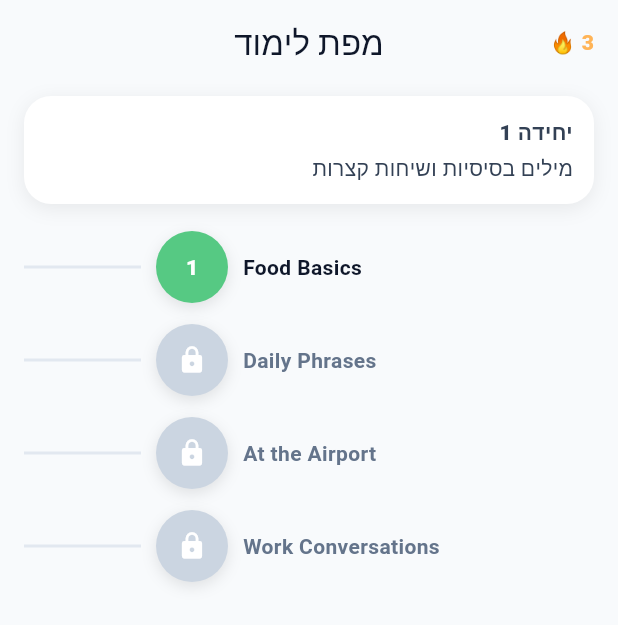
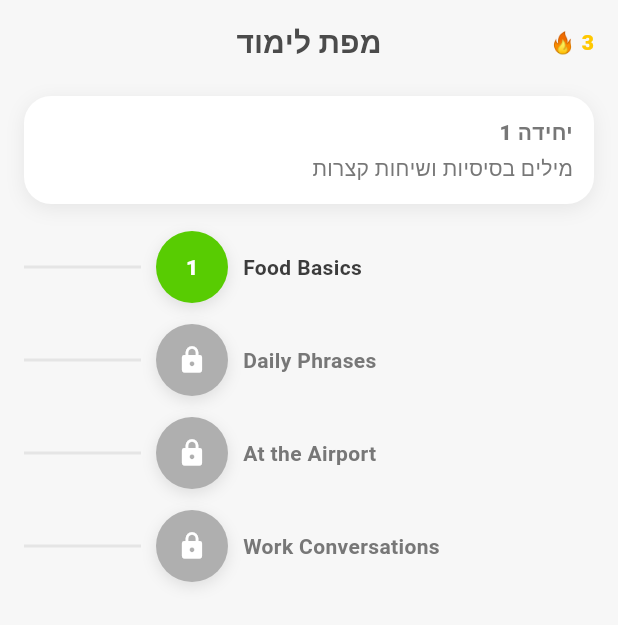
Before and after one commit to shanilitov/LingoIL, a Flutter app: the screen it shows after launch, on a phone screen of 412 x 824 dp. Shown: the top 625 px of the screen. Run offline on Flutter 3.47's test engine with Material 3 defaults, Android fonts, the phone set to English and light mode, and no system bars; our stand-ins replace sqflite; accounts and stored records are empty.

Commit message:
Add Duolingo-inspired design system: design guide, color palette, design tokens, and tests
Co-authored-by: shanilitov <116593341+shanilitov@users.noreply.github.com>

```diff
--- a/app/lib/core/theme/app_colors.dart
+++ b/app/lib/core/theme/app_colors.dart
@@ -1,24 +1,52 @@
 import 'package:flutter/material.dart';
 
+/// LingoIL color palette — inspired by Duolingo's design system.
+/// See docs/design-guide.md for full usage rules.
 class AppColors {
-  static const Color learningPrimary = Color(0xFF56C983);
-  static const Color learningPrimaryDark = Color(0xFF45B472);
-  static const Color motivationAccent = Color(0xFFFFB457);
+  // ── Primary (Duolingo "Feather Green") ─────────────────────
+  static const Color featherGreen = Color(0xFF58CC02);
+  static const Color featherGreenDark = Color(0xFF58A700);
+  static const Color maskGreen = Color(0xFF89E219);
 
-  static const Color success = Color(0xFF2FBF71);
-  static const Color error = Color(0xFFFF5B5B);
-  static const Color warning = Color(0xFFFFC445);
-  static const Color info = Color(0xFF4B8EFF);
+  /// Legacy aliases – keep existing references working.
+  static const Color learningPrimary = featherGreen;
+  static const Color learningPrimaryDark = featherGreenDark;
 
-  static const Color neutral0 = Color(0xFFFFFFFF);
-  static const Color neutral50 = Color(0xFFF8FAFC);
+  // ── Feedback / Accent ──────────────────────────────────────
+  static const Color cardinal = Color(0xFFFF4B4B);
+  static const Color cardinalDark = Color(0xFFEA2B2B);
+  static const Color bee = Color(0xFFFFC800);
+  static const Color beeDark = Color(0xFFE5A000);
+  static const Color fox = Color(0xFFFF9600);
+  static const Color macaw = Color(0xFF1CB0F6);
+  static const Color macawDark = Color(0xFF1899D6);
+
+  /// Legacy aliases
+  static const Color motivationAccent = bee;
+  static const Color success = featherGreen;
+  static const Color error = cardinal;
+  static const Color warning = bee;
+  static const Color info = macaw;
+
+  // ── Neutrals (Duolingo naming) ─────────────────────────────
+  static const Color snow = Color(0xFFFFFFFF);
+  static const Color polar = Color(0xFFF7F7F7);
+  static const Color swan = Color(0xFFE5E5E5);
+  static const Color hare = Color(0xFFAFAFAF);
+  static const Color wolf = Color(0xFF777777);
+  static const Color eel = Color(0xFF4B4B4B);
+
+  /// Legacy neutral aliases
+  static const Color neutral0 = snow;
+  static const Color neutral50 = polar;
   static const Color neutral100 = Color(0xFFF1F5F9);
-  static const Color neutral200 = Color(0xFFE2E8F0);
-  static const Color neutral300 = Color(0xFFCBD5E1);
-  static const Color neutral500 = Color(0xFF64748B);
-  static const Color neutral700 = Color(0xFF334155);
-  static const Color neutral900 = Color(0xFF0F172A);
+  static const Color neutral200 = swan;
+  static const Color neutral300 = hare;
+  static const Color neutral500 = wolf;
+  static const Color neutral700 = eel;
+  static const Color neutral900 = Color(0xFF3C3C3C);
 
-  static const Color correctSurface = Color(0xFFE8FBF0);
-  static const Color wrongSurface = Color(0xFFFFECEC);
+  // ── Semantic surfaces ──────────────────────────────────────
+  static const Color correctSurface = Color(0xFFD7FFB8);
+  static const Color wrongSurface = Color(0xFFFFDFE0);
 }
--- /dev/null
+++ b/app/lib/core/theme/app_design.dart
@@ -0,0 +1,53 @@
+import 'package:flutter/material.dart';
+
+/// Duolingo-inspired design tokens for consistent spacing, radius & elevation.
+/// See docs/design-guide.md for the full design guide.
+class AppDesign {
+  // ── Spacing (4px base grid) ────────────────────────────────
+  static const double spaceXxs = 2;
+  static const double spaceXs = 4;
+  static const double spaceSm = 8;
+  static const double spaceMd = 12;
+  static const double spaceLg = 16;
+  static const double spaceXl = 20;
+  static const double spaceXxl = 24;
+  static const double spaceXxxl = 32;
+
+  // ── Border Radius ──────────────────────────────────────────
+  static const double radiusSm = 8;
+  static const double radiusMd = 13;
+  static const double radiusLg = 16;
+  static const double radiusXl = 22;
+  static const double radiusFull = 999;
+
+  // ── Button ─────────────────────────────────────────────────
+  static const double buttonHeight = 56;
+  static const double buttonShadowOffset = 4;
+  static const Duration buttonPressDuration = Duration(milliseconds: 100);
+
+  // ── Progress Bar ───────────────────────────────────────────
+  static const double progressBarHeight = 16;
+  static const Duration progressAnimationDuration = Duration(milliseconds: 300);
+
+  // ── Feedback Banner ────────────────────────────────────────
+  static const double bannerBorderWidth = 2;
+  static const Duration bannerAppearDuration = Duration(milliseconds: 200);
+
+  // ── Card ───────────────────────────────────────────────────
+  static const double cardBorderWidth = 2;
+  static const double cardPadding = 16;
+
+  // ── Touch Target ───────────────────────────────────────────
+  static const double minTouchTarget = 48;
+
+  // ── Animation Durations ────────────────────────────────────
+  static const Duration cardTransitionDuration = Duration(milliseconds: 250);
+  static const Duration xpCounterDuration = Duration(milliseconds: 400);
+
+  // ── Helpers ────────────────────────────────────────────────
+  static BorderRadius borderRadiusSm = BorderRadius.circular(radiusSm);
+  static BorderRadius borderRadiusMd = BorderRadius.circular(radiusMd);
+  static BorderRadius borderRadiusLg = BorderRadius.circular(radiusLg);
+  static BorderRadius borderRadiusXl = BorderRadius.circular(radiusXl);
+  static BorderRadius borderRadiusFull = BorderRadius.circular(radiusFull);
+}
--- a/app/lib/core/theme/app_theme.dart
+++ b/app/lib/core/theme/app_theme.dart
@@ -1,83 +1,114 @@
 import 'package:flutter/material.dart';
 
 import 'app_colors.dart';
+import 'app_design.dart';
 
 class AppTheme {
   static ThemeData light() {
     final base = ThemeData(
       useMaterial3: true,
       colorScheme: ColorScheme.fromSeed(
-        seedColor: AppColors.learningPrimary,
-        primary: AppColors.learningPrimary,
-        secondary: AppColors.motivationAccent,
-        surface: AppColors.neutral50,
+        seedColor: AppColors.featherGreen,
+        primary: AppColors.featherGreen,
+        secondary: AppColors.bee,
+        error: AppColors.cardinal,
+        surface: AppColors.polar,
       ),
-      scaffoldBackgroundColor: AppColors.neutral50,
+      scaffoldBackgroundColor: AppColors.polar,
     );
 
     return base.copyWith(
       appBarTheme: const AppBarTheme(
         elevation: 0,
-        backgroundColor: AppColors.neutral50,
-        foregroundColor: AppColors.neutral900,
+        backgroundColor: AppColors.polar,
+        foregroundColor: AppColors.eel,
         centerTitle: true,
       ),
       textTheme: base.textTheme.copyWith(
-        headlineSmall: const TextStyle(
+        displayLarge: const TextStyle(
+          fontSize: 28,
           fontWeight: FontWeight.w800,
-          color: AppColors.neutral900,
+          color: AppColors.eel,
           height: 1.2,
         ),
+        headlineSmall: const TextStyle(
+          fontSize: 22,
+          fontWeight: FontWeight.w800,
+          color: AppColors.eel,
+          height: 1.2,
+        ),
+        titleLarge: const TextStyle(
+          fontSize: 20,
+          fontWeight: FontWeight.w700,
+          color: AppColors.eel,
+          height: 1.3,
+        ),
         titleMedium: const TextStyle(
+          fontSize: 17,
           fontWeight: FontWeight.w700,
-          color: AppColors.neutral900,
+          color: AppColors.eel,
           height: 1.3,
         ),
         bodyLarge: const TextStyle(
-          color: AppColors.neutral900,
+          fontSize: 16,
+          color: AppColors.eel,
           height: 1.45,
         ),
         bodyMedium: const TextStyle(
-          color: AppColors.neutral700,
+          fontSize: 14,
+          color: AppColors.wolf,
           height: 1.4,
         ),
         labelLarge: const TextStyle(
+          fontSize: 15,
           fontWeight: FontWeight.w800,
           color: Colors.white,
-          letterSpacing: 0.2,
+          letterSpacing: 1.0,
+        ),
+        labelSmall: const TextStyle(
+          fontSize: 12,
+          fontWeight: FontWeight.w700,
+          color: AppColors.wolf,
+          height: 1.0,
         ),
       ),
       cardTheme: CardThemeData(
-        color: AppColors.neutral0,
+        color: AppColors.snow,
         elevation: 0,
-        shape: RoundedRectangleBorder(borderRadius: BorderRadius.circular(20)),
+        shape: RoundedRectangleBorder(
+          borderRadius: AppDesign.borderRadiusXl,
+          side: const BorderSide(color: AppColors.swan, width: AppDesign.cardBorderWidth),
+        ),
       ),
       inputDecorationTheme: InputDecorationTheme(
         filled: true,
-        fillColor: AppColors.neutral0,
-        contentPadding: const EdgeInsets.symmetric(horizontal: 14, vertical: 14),
+        fillColor: AppColors.snow,
+        contentPadding: const EdgeInsets.symmetric(
+          horizontal: AppDesign.spaceLg,
+          vertical: AppDesign.spaceLg,
+        ),
         border: OutlineInputBorder(
-          borderRadius: BorderRadius.circular(16),
-          borderSide: const BorderSide(color: AppColors.neutral200),
+          borderRadius: AppDesign.borderRadiusLg,
+          borderSide: const BorderSide(color: AppColors.swan, width: AppDesign.cardBorderWidth),
         ),
         enabledBorder: OutlineInputBorder(
-          borderRadius: BorderRadius.circular(16),
-          borderSide: const BorderSide(color: AppColors.neutral200),
+          borderRadius: AppDesign.borderRadiusLg,
+          borderSide: const BorderSide(color: AppColors.swan, width: AppDesign.cardBorderWidth),
         ),
         focusedBorder: OutlineInputBorder(
-          borderRadius: BorderRadius.circular(16),
-          borderSide: const BorderSide(color: AppColors.learningPrimary, width: 1.4),
+          borderRadius: AppDesign.borderRadiusLg,
+          borderSide: const BorderSide(color: AppColors.featherGreen, width: AppDesign.cardBorderWidth),
         ),
-        hintStyle: const TextStyle(color: AppColors.neutral500),
+        hintStyle: const TextStyle(color: AppColors.hare),
       ),
       chipTheme: base.chipTheme.copyWith(
-        shape: RoundedRectangleBorder(borderRadius: BorderRadius.circular(18)),
-        side: const BorderSide(color: AppColors.neutral200),
-        backgroundColor: AppColors.neutral0,
-        selectedColor: AppColors.learningPrimary.withValues(alpha: 0.18),
-        labelStyle: const TextStyle(color: AppColors.neutral900, fontWeight: FontWeight.w600),
+        shape: RoundedRectangleBorder(borderRadius: AppDesign.borderRadiusMd),
+        side: const BorderSide(color: AppColors.swan, width: AppDesign.cardBorderWidth),
+        backgroundColor: AppColors.snow,
+        selectedColor: AppColors.featherGreen.withValues(alpha: 0.18),
+        labelStyle: const TextStyle(color: AppColors.eel, fontWeight: FontWeight.w700),
       ),
-      dividerColor: AppColors.neutral200,
+      dividerColor: AppColors.swan,
     );
   }
 }
```
Also changed, not shown: 2 other files.
